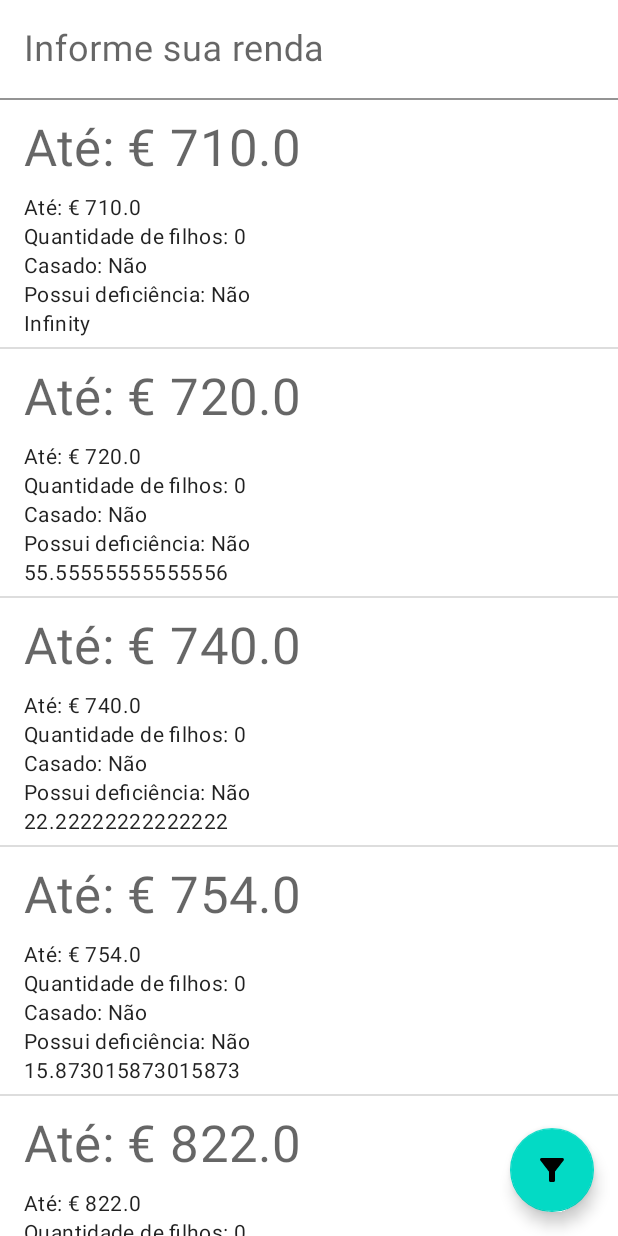
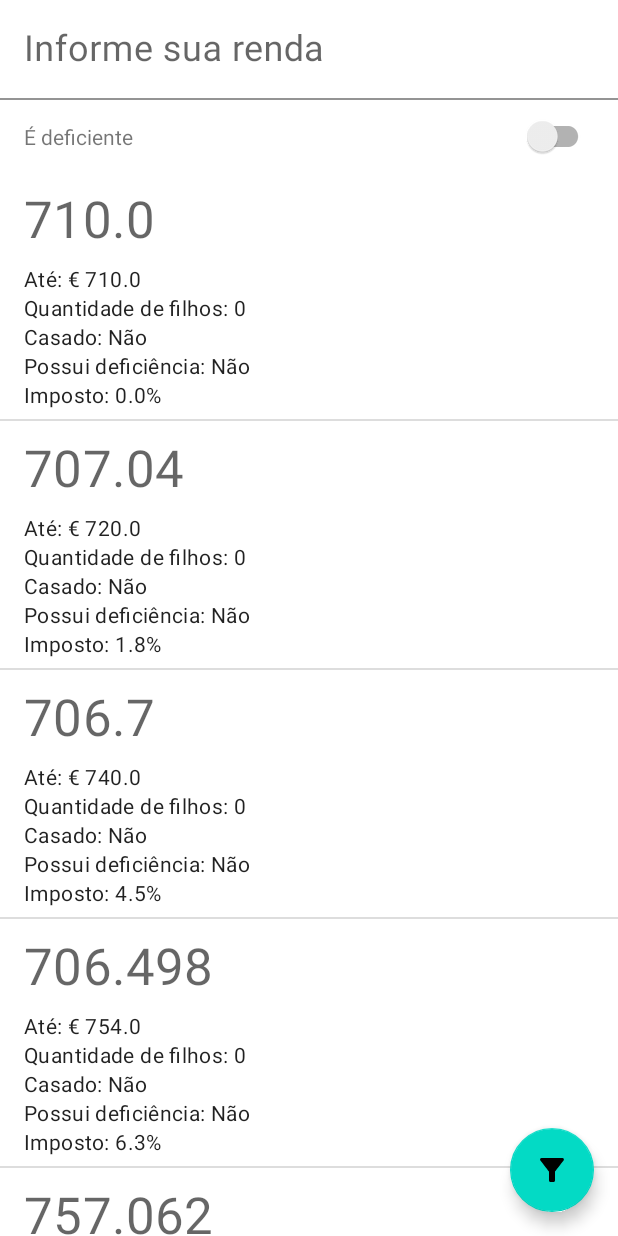
Before and after one commit to raynerweb/financas, an Android app: the TaxTableFragment screen opened through its navigation route, on a phone screen of 412 x 824 dp. Run offline under Robolectric (Android 15) with nearby library versions, the phone set to English and light mode, and no system bars; our stand-ins replace Dagger/Hilt's generated code, data binding.

Commit message:
primeira_versao

```diff
--- a/app/src/main/java/br/com/rayner/portugal/financas/domain/repository/impl/IRSRepositoryImpl.kt
+++ b/app/src/main/java/br/com/rayner/portugal/financas/domain/repository/impl/IRSRepositoryImpl.kt
@@ -19,7 +19,8 @@ class IRSRepositoryImpl @Inject constructor(
                 casado = dto.casado,
                 deficiente = dto.deficiente,
                 qtdeFilhos = dto.qtdeFilhos,
-                porcentagemImposto = 100.0.div(dto.porcentagemImposto.replace("%", "").toDouble()),
+                imposto = dto.porcentagemImposto.replace("%", "").toDouble().div(100.0),
+                porcentagemImposto = dto.porcentagemImposto,
                 rendaLimite = dto.rendaLimite.replace(",", "").toDouble()
             )
         }
--- a/app/src/main/java/br/com/rayner/portugal/financas/domain/repository/model/Imposto.kt
+++ b/app/src/main/java/br/com/rayner/portugal/financas/domain/repository/model/Imposto.kt
@@ -5,5 +5,6 @@ data class Imposto(
     val casado: Boolean,
     val deficiente: Boolean,
     val qtdeFilhos: Int,
-    val porcentagemImposto: Double
+    val porcentagemImposto: String,
+    val imposto: Double
 )
--- a/app/src/main/java/br/com/rayner/portugal/financas/ui/model/Tax.kt
+++ b/app/src/main/java/br/com/rayner/portugal/financas/ui/model/Tax.kt
@@ -1,6 +1,7 @@
 package br.com.rayner.portugal.financas.ui.model
 
 data class Tax(
+    val rendaLiquida: String,
     val rendaLimite: String,
     val casado: String,
     val deficiente: String,
--- a/app/src/main/java/br/com/rayner/portugal/financas/viewmodel/TaxTableViewModel.kt
+++ b/app/src/main/java/br/com/rayner/portugal/financas/viewmodel/TaxTableViewModel.kt
@@ -22,11 +22,10 @@ class TaxTableViewModel @Inject constructor(
         get() = application.applicationContext
 
     val rendaMaxima = MutableLiveData<String>()
+    val isCasado = MutableLiveData<Boolean>()
+    val isDeficiente = MutableLiveData<Boolean>()
 
     private val _impostos = MutableLiveData<List<Imposto>>()
-    private val _taxTable = MutableLiveData<List<Tax>>()
-
-    //    val taxTable: LiveData<List<Tax>> get() = _taxTable
     val taxTable = MediatorLiveData<List<Tax>>()
 
     init {
@@ -36,45 +35,54 @@ class TaxTableViewModel @Inject constructor(
         taxTable.addSource(rendaMaxima) {
             prepare(_impostos.value)
         }
+        taxTable.addSource(isCasado) {
+            prepare(_impostos.value)
+        }
+        taxTable.addSource(isDeficiente) {
+            prepare(_impostos.value)
+        }
     }
 
     private fun prepare(
-        impostos: List<Imposto>?
+        impostos: List<Imposto>? = emptyList()
     ) {
+
         val rendaString = rendaMaxima.value ?: "0"
         val renda = if (TextUtils.isEmpty(rendaString)) 0.0 else rendaString.toDouble()
+        val informouRenda = renda > 0.0
 
-        if (renda > 0.0) {
-            taxTable.value =
-                impostos?.filter { imposto -> renda <= imposto.rendaLimite }?.map { imposto ->
-                    Tax(
-                        rendaLimite = context.getString(
-                            R.string.renda_ate,
-                            imposto.rendaLimite.toString()
-                        ),
-                        porcentagemImposto = imposto.porcentagemImposto.toString(),
-                        qtdeFilhos = context.getString(
-                            R.string.qtde_filhos,
-                            imposto.qtdeFilhos.toString()
-                        ),
-                        deficiente = context.getString(
-                            R.string.deficiencia,
-                            if (imposto.deficiente) "Sim" else "Não"
-                        ),
-                        casado = context.getString(
-                            R.string.casado,
-                            if (imposto.casado) "Sim" else "Não"
-                        )
-                    )
-                }
-        } else {
-            taxTable.value = impostos?.map { imposto ->
+        impostos?.let {
+            var impostosFiltrados = it
+
+            isDeficiente.value?.let { deficiente ->
+                impostosFiltrados =
+                    impostosFiltrados.filter { imposto -> imposto.deficiente == deficiente }
+            }
+
+            isCasado.value?.let { casado ->
+                impostosFiltrados =
+                    impostosFiltrados.filter { imposto -> imposto.deficiente == casado }
+            }
+
+            if (renda > 0.0) {
+                impostosFiltrados =
+                    mutableListOf(impostosFiltrados.filter { imposto -> renda <= imposto.rendaLimite }
+                        .first())
+            }
+
+            taxTable.value = impostosFiltrados.map { imposto ->
                 Tax(
+                    rendaLiquida = if (informouRenda)
+                        (renda - (renda * imposto.imposto)).toString() else
+                        (imposto.rendaLimite - (imposto.rendaLimite * imposto.imposto)).toString(),
                     rendaLimite = context.getString(
                         R.string.renda_ate,
                         imposto.rendaLimite.toString()
                     ),
-                    porcentagemImposto = imposto.porcentagemImposto.toString(),
+                    porcentagemImposto = context.getString(
+                        R.string.imposto,
+                        imposto.porcentagemImposto
+                    ),
                     qtdeFilhos = context.getString(
                         R.string.qtde_filhos,
                         imposto.qtdeFilhos.toString()
@@ -91,16 +99,6 @@ class TaxTableViewModel @Inject constructor(
             }
         }
 
-//        var orderedList = list.sortedBy { imposto -> imposto.rendaLimite }
-//        val filter = _filter.value ?: ""
-//        if (filter.isNotBlank()) {
-//            orderedList = orderedList.filter { it.name.contains(filter, ignoreCase = true) }
-//        }
-//        val sortSelect = sort.value ?: SortSelect.ASC
-//        if (sortSelect == SortSelect.DESC) {
-//            orderedList = orderedList.reversed()
-//        }
-//        pokemons.value = orderedList
     }
 
     fun getTaxTable() = viewModelScope.launch {
--- a/app/src/main/res/layout/fragment_tax_table.xml
+++ b/app/src/main/res/layout/fragment_tax_table.xml
@@ -40,6 +40,34 @@
 
         </com.google.android.material.textfield.TextInputLayout>
 
+        <androidx.constraintlayout.widget.ConstraintLayout
+            android:id="@+id/cl_casado"
+            android:layout_width="match_parent"
+            android:layout_height="wrap_content"
+            android:layout_marginHorizontal="16dp"
+            app:layout_constraintEnd_toEndOf="parent"
+            app:layout_constraintStart_toStartOf="parent"
+            app:layout_constraintTop_toBottomOf="@+id/til_renda">
+
+            <TextView
+                android:layout_width="wrap_content"
+                android:layout_height="wrap_content"
+                android:text="@string/eh_deficiente"
+                app:layout_constraintBottom_toBottomOf="parent"
+                app:layout_constraintStart_toStartOf="parent"
+                app:layout_constraintTop_toTopOf="parent" />
+
+            <androidx.appcompat.widget.SwitchCompat
+                android:layout_width="wrap_content"
+                android:layout_height="wrap_content"
+                android:checked="@={viewModel.isDeficiente}"
+                app:layout_constraintBottom_toBottomOf="parent"
+                app:layout_constraintEnd_toEndOf="parent"
+                app:layout_constraintTop_toTopOf="parent" />
+
+        </androidx.constraintlayout.widget.ConstraintLayout>
+
+
         <androidx.recyclerview.widget.RecyclerView
             android:id="@+id/rv_tax"
             android:layout_width="0dp"
@@ -47,7 +75,7 @@
             app:layout_constraintBottom_toBottomOf="parent"
             app:layout_constraintEnd_toEndOf="parent"
             app:layout_constraintStart_toStartOf="parent"
-            app:layout_constraintTop_toBottomOf="@id/til_renda"
+            app:layout_constraintTop_toBottomOf="@id/cl_casado"
             tools:itemCount="10"
             tools:listitem="@layout/view_tax"
             tools:orientation="horizontal" />
--- a/app/src/main/res/layout/view_tax.xml
+++ b/app/src/main/res/layout/view_tax.xml
@@ -23,7 +23,7 @@
             android:paddingTop="8dp"
             android:paddingEnd="16dp"
             android:paddingBottom="8dp"
-            android:text="@{tax.rendaLimite}"
+            android:text="@{tax.rendaLiquida}"
             app:layout_constraintEnd_toEndOf="parent"
             app:layout_constraintStart_toStartOf="parent"
             app:layout_constraintTop_toTopOf="parent"
--- a/app/src/main/res/values/strings.xml
+++ b/app/src/main/res/values/strings.xml
@@ -3,12 +3,14 @@
     <string name="simulador_financas_bem_vindo">Simulador de Financas de Portugal. %1$s%2$s  \nBem vindo!</string>
     <string name="proximo">Próximo</string>
 
-    <string name="renda_liquida">€ %1$s</string>
+    <string name="renda_liquida">Renda Líquida: € %1$s</string>
     <string name="renda_ate">Até: € %1$s</string>
     <string name="qtde_filhos">Quantidade de filhos: %1$s</string>
     <string name="casado">Casado: %1$s</string>
     <string name="deficiencia">Possui deficiência: %1$s</string>
-    <string name="imposto">Imposto: %1$s %</string>
+    <string name="imposto">Imposto: %1$s</string>
     <string name="informe_sua_renda">Informe sua renda</string>
     <string name="aplicar_filtro">Aplicar Filtro</string>
+    <string name="eh_casado">É Casado?</string>
+    <string name="eh_deficiente">É deficiente</string>
 </resources>
```
